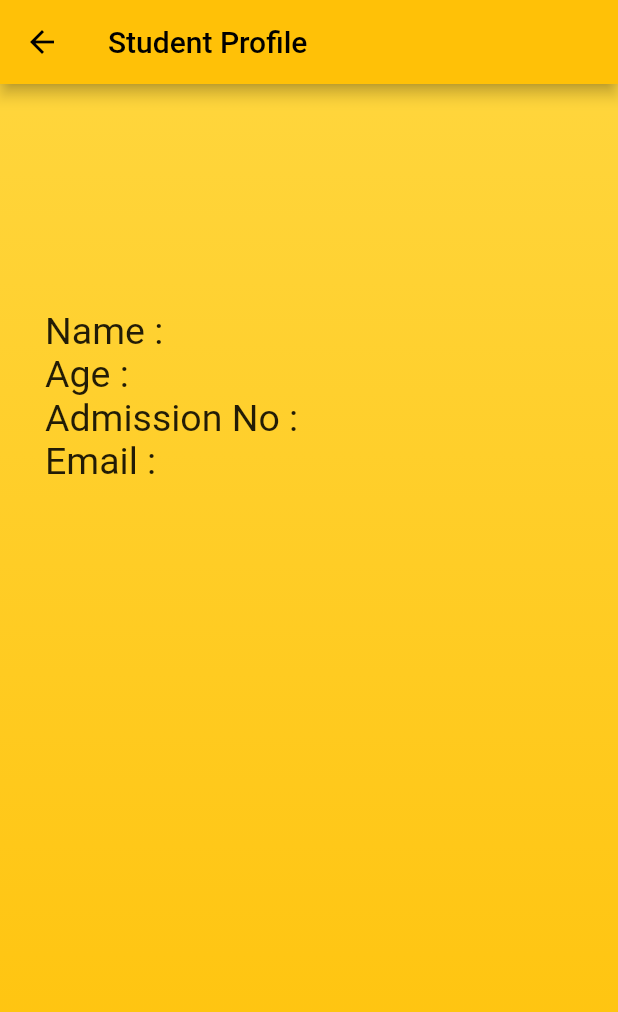
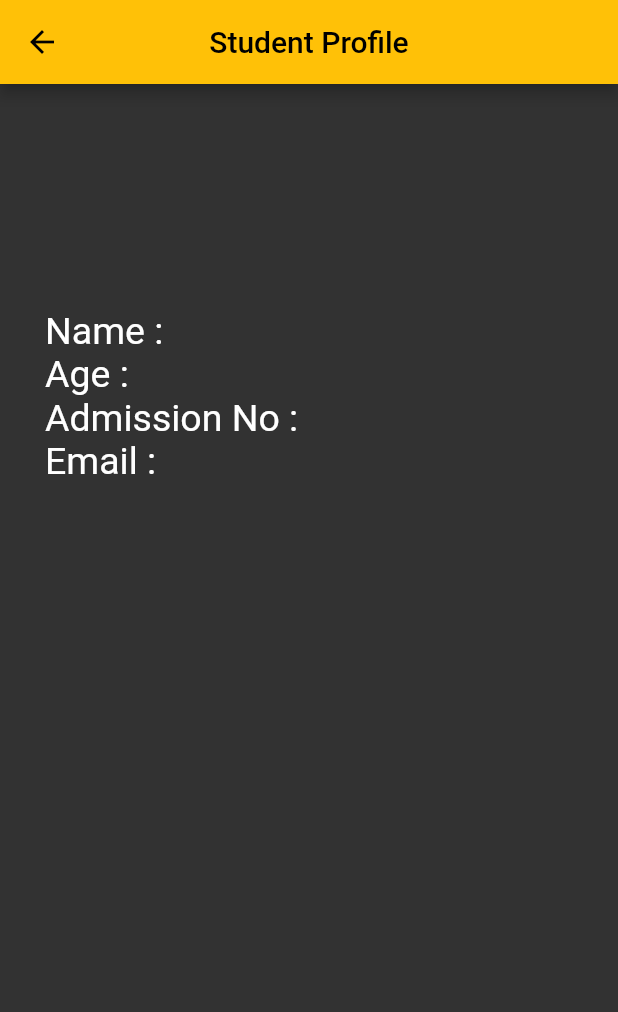
Before and after one commit to AdeenT/student-management-using-getx, a Flutter app: the ScreenProfile screen opened directly with empty values, on a phone screen of 412 x 824 dp. Shown: the top 1012 px of the screen. Run offline on Flutter 3.47's test engine with Material 2 defaults, Android fonts, the phone set to English and light mode, and no system bars; our stand-ins replace get, hive_flutter; accounts and stored records are empty.

Commit message:
app theme changed

```diff
--- a/lib/screens/adding_screen.dart
+++ b/lib/screens/adding_screen.dart
@@ -1,7 +1,5 @@
-import 'dart:convert';
 import 'package:get/get.dart';
 import 'package:flutter/material.dart';
-import 'package:student_managment_getx/controller/db_function_controller.dart';
 import 'package:student_managment_getx/controller/screen_home_controller.dart';
 import 'package:student_managment_getx/model/data_model.dart';
 
@@ -11,7 +9,6 @@ class ScreenAdding extends StatelessWidget {
   final _ageFromController = TextEditingController();
   final _adNoFromController = TextEditingController();
   final _emailFromController = TextEditingController();
-  final DbFunctionsController _controller = Get.put(DbFunctionsController());
   final HomeController homecontroller = Get.put(HomeController());
   ScreenAdding({Key? key, this.data}) : super(key: key);
 
--- a/lib/screens/screen_editor.dart
+++ b/lib/screens/editing_screen.dart
@@ -1,7 +1,5 @@
-import 'dart:convert';
 import 'package:flutter/material.dart';
 import 'package:get/get.dart';
-import 'package:student_managment_getx/controller/db_function_controller.dart';
 import 'package:student_managment_getx/controller/screen_editor_controller.dart';
 import 'package:student_managment_getx/model/data_model.dart';
 
@@ -12,8 +10,7 @@ class ScreenEditing extends StatelessWidget {
   final _ageFromController = TextEditingController();
   final _adNoFromController = TextEditingController();
   final _emailFromController = TextEditingController();
-  final DbFunctionsController _controller = Get.put(DbFunctionsController());
-  final EditingCotroller _editingCotroller = Get.put(EditingCotroller());
+  final EditingCotroller _editingCotroller = Get.put(EditingCotroller(),);
   ScreenEditing({Key? key, this.data, this.editorClicked}) : super(key: key);
   @override
   Widget build(BuildContext context) {
--- a/lib/screens/update_screen.dart
+++ b/lib/screens/profile_screen.dart
@@ -16,9 +16,10 @@ class ScreenProfile extends StatelessWidget {
             end: Alignment.bottomCenter),
       ),
       child: Scaffold(
-        backgroundColor: Colors.transparent,
+        backgroundColor:  const Color.fromARGB(255, 50, 50, 50),
         appBar: AppBar(
           title: const Text('Student Profile'),
+          centerTitle: true,
         ),
         body: SafeArea(
           child: Padding(
@@ -33,9 +34,9 @@ class ScreenProfile extends StatelessWidget {
                   children: [
                     const Text(
                       'Name : ',
-                      style: TextStyle(fontSize: 25),
+                      style: TextStyle(fontSize: 25,color: Colors.white),
                     ),
-                    Text(data.name, style: const TextStyle(fontSize: 25)),
+                    Text(data.name, style: const TextStyle(fontSize: 25,color: Colors.white)),
                   ],
                 ),
                 Row(
@@ -43,9 +44,9 @@ class ScreenProfile extends StatelessWidget {
                   children: [
                     const Text(
                       'Age : ',
-                      style: TextStyle(fontSize: 25),
+                      style: TextStyle(fontSize: 25,color: Colors.white),
                     ),
-                    Text(data.age, style: const TextStyle(fontSize: 25)),
+                    Text(data.age, style: const TextStyle(fontSize: 25,color: Colors.white)),
                   ],
                 ),
                 Row(
@@ -53,10 +54,10 @@ class ScreenProfile extends StatelessWidget {
                   children: [
                     const Text(
                       'Admission No : ',
-                      style: TextStyle(fontSize: 25),
+                      style: TextStyle(fontSize: 25,color: Colors.white),
                     ),
                     Text(data.admissionNumber,
-                        style: const TextStyle(fontSize: 25)),
+                        style: const TextStyle(fontSize: 25, color: Colors.white)),
                   ],
                 ),
                 Row(
@@ -64,9 +65,9 @@ class ScreenProfile extends StatelessWidget {
                   children: [
                     const Text(
                       'Email : ',
-                      style: TextStyle(fontSize: 25),
+                      style: TextStyle(fontSize: 25,color: Colors.white),
                     ),
-                    Text(data.email, style: const TextStyle(fontSize: 25)),
+                    Text(data.email, style: const TextStyle(fontSize: 25, color: Colors.white)),
                   ],
                 ),
                 const SizedBox(
--- a/lib/screens/screen_search.dart
+++ b/lib/screens/search_screen.dart
@@ -2,7 +2,7 @@ import 'dart:convert';
 import 'package:flutter/material.dart';
 import 'package:get/get.dart';
 import 'package:student_managment_getx/controller/db_function_controller.dart';
-import 'package:student_managment_getx/screens/update_screen.dart';
+import 'package:student_managment_getx/screens/profile_screen.dart';
 
 class ScreenSearch extends StatelessWidget {
   ScreenSearch({Key? key}) : super(key: key);
@@ -19,7 +19,7 @@ class ScreenSearch extends StatelessWidget {
             end: Alignment.bottomCenter),
       ),
       child: Scaffold(
-        backgroundColor: Colors.transparent,
+        backgroundColor: const Color.fromARGB(255, 50, 50, 50),
         appBar: AppBar(
           title: const Text('Search Students'),
         ),
@@ -69,7 +69,7 @@ class ScreenSearch extends StatelessWidget {
                                   onTap: () {
                                     Get.to(ScreenProfile(data: data));
                                   },
-                                  title: Text(data.name.toUpperCase()),
+                                  title: Text(data.name),
                                   leading: const Padding(
                                     padding: EdgeInsets.all(5),
                                     child: CircleAvatar(
```
Also changed, not shown: lib/screens/home_screen.dart (+8 -11 lines).
